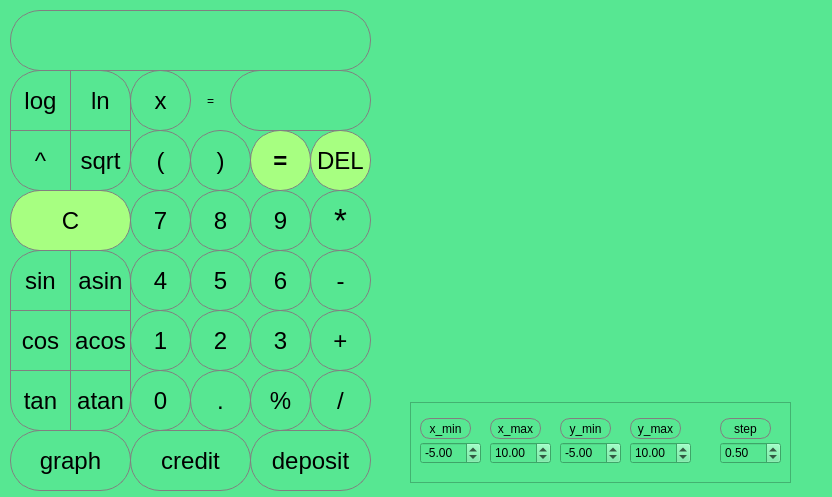
Above: src/CalcCPP/view.ui from manwoodt/CPP_SmartCalc before the change. Below: the same form after it.
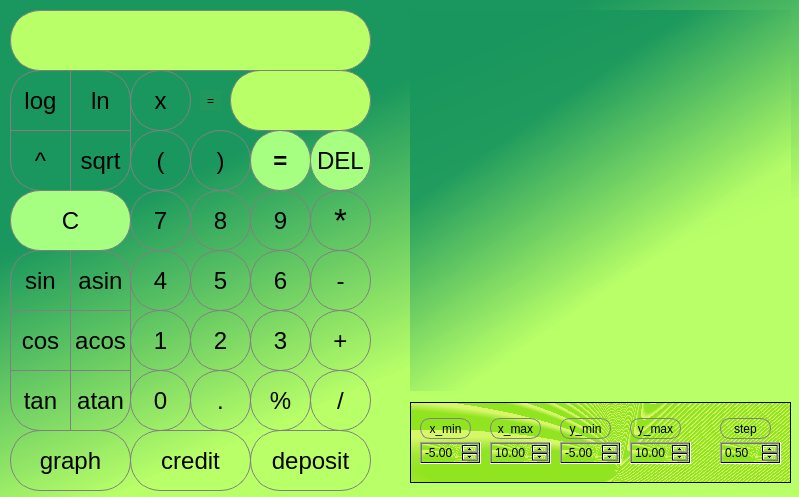
That is the form after the change. Custom widgets are drawn as their Qt base class.

```diff
--- a/src/CalcCPP/view.ui
+++ b/src/CalcCPP/view.ui
@@ -6,7 +6,7 @@
    <rect>
     <x>0</x>
     <y>0</y>
-    <width>832</width>
+    <width>799</width>
     <height>497</height>
    </rect>
   </property>
@@ -14,7 +14,7 @@
    <string>MainWindow</string>
   </property>
   <property name="styleSheet">
-   <string notr="true">background: rgb(87, 231, 146);</string>
+   <string notr="true">background: qlineargradient(spread:pad, x1:0.315044, y1:0.290136, x2:0.630542, y2:0.744318, stop:0 rgba(24, 150, 93, 219), stop:0.871921 rgba(184, 255, 104, 211));</string>
   </property>
   <widget class="QWidget" name="centralwidget">
    <widget class="QPushButton" name="pushButton_C">
@@ -1147,6 +1147,7 @@
 border-top-left-radius: 30px;
 border-bottom-right-radius: 30px;
 border-bottom-left-radius: 30px;
+background: rgb(185, 255, 104)
 }
 
 </string>
@@ -1180,7 +1181,7 @@
      <string notr="true">QLabel {
 
 color: black;
-
+background:rgb(32, 151, 93)
 }
 </string>
     </property>
@@ -1203,6 +1204,9 @@
       <height>81</height>
      </rect>
     </property>
+    <property name="styleSheet">
+     <string notr="true">background: qradialgradient(spread:repeat, cx:0.0470936, cy:0.841136, radius:0.5, fx:0.546554, fy:0.847448, stop:0.512315 rgba(145, 228, 32, 255), stop:0.827586 rgba(215, 246, 106, 255))</string>
+    </property>
     <property name="frameShape">
      <enum>QFrame::StyledPanel</enum>
     </property>
@@ -1221,6 +1225,9 @@
      <property name="styleSheet">
       <string notr="true">color:black;</string>
      </property>
+     <property name="minimum">
+      <double>0.100000000000000</double>
+     </property>
      <property name="maximum">
       <double>10.990000000000000</double>
      </property>
@@ -1478,6 +1485,7 @@
 border-top-left-radius: 30px;
 border-bottom-right-radius: 30px;
 border-bottom-left-radius: 30px;
+background: rgb(185, 255, 104);
 }
 
 </string>
@@ -1492,8 +1500,26 @@
      <bool>true</bool>
     </property>
    </widget>
+   <widget class="QCustomPlot" name="Graph" native="true">
+    <property name="geometry">
+     <rect>
+      <x>410</x>
+      <y>10</y>
+      <width>381</width>
+      <height>381</height>
+     </rect>
+    </property>
+   </widget>
   </widget>
  </widget>
+ <customwidgets>
+  <customwidget>
+   <class>QCustomPlot</class>
+   <extends>QWidget</extends>
+   <header>qcustomplot.h</header>
+   <container>1</container>
+  </customwidget>
+ </customwidgets>
  <resources/>
  <connections/>
 </ui>
```
